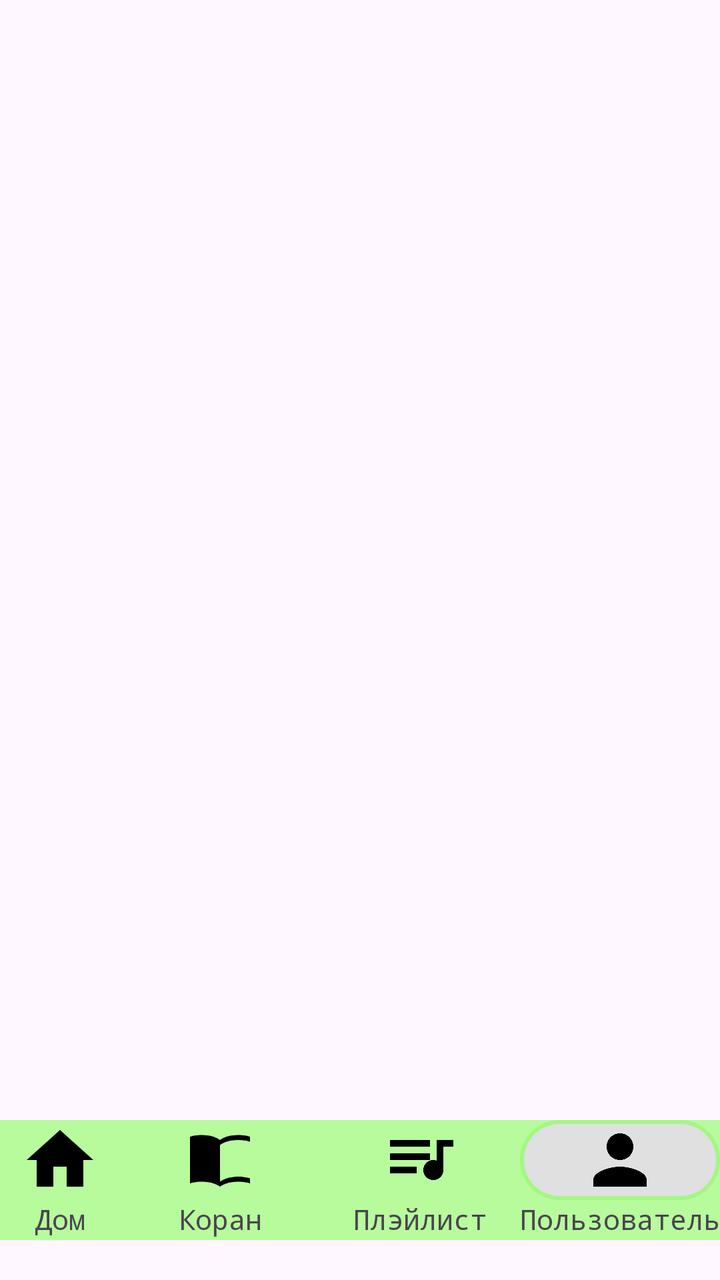
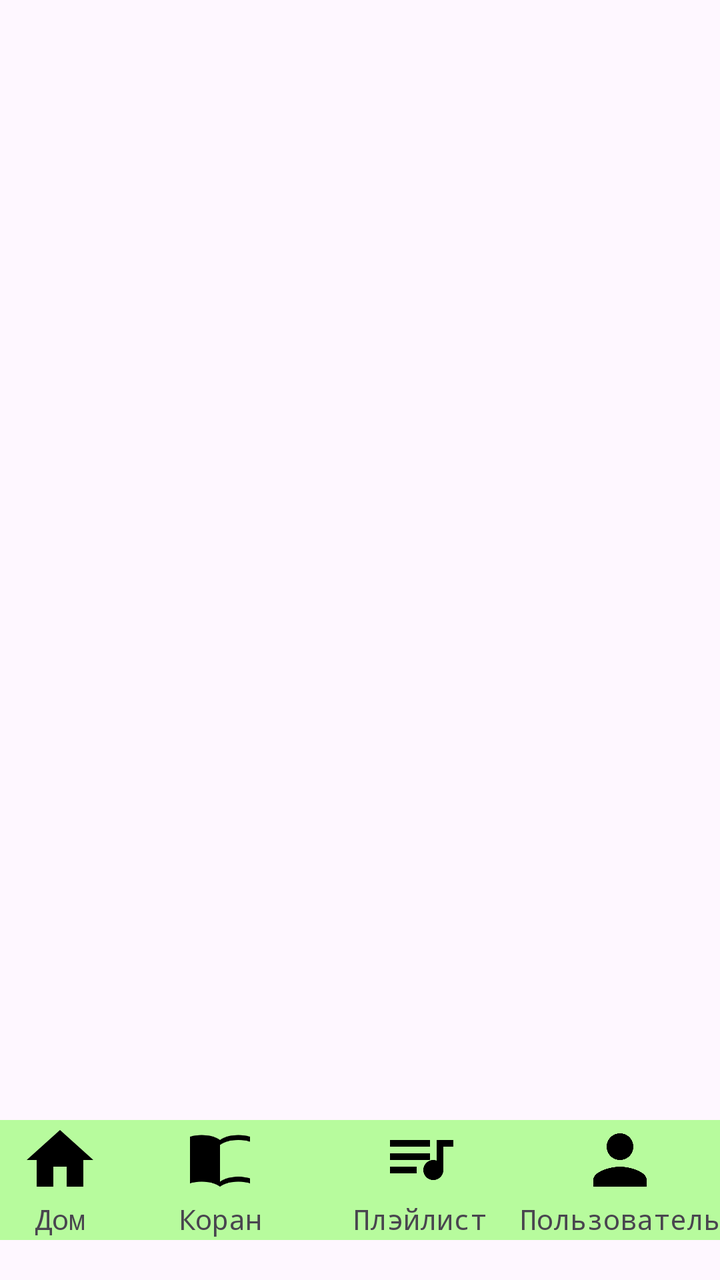

An Android layout rendered at two revisions. The XML below is the earlier revision; the diff shows what the commit changed to produce the second picture.
<!-- AndroidManifest.xml: application theme Theme.YchiCoran -->
<!-- res/layout/activity_user.xml -->
<?xml version="1.0" encoding="utf-8"?>
<androidx.constraintlayout.widget.ConstraintLayout xmlns:android="http://schemas.android.com/apk/res/android"
    xmlns:app="http://schemas.android.com/apk/res-auto"
    xmlns:tools="http://schemas.android.com/tools"
    android:id="@+id/main"
    android:layout_width="match_parent"
    android:layout_height="match_parent"
    tools:context=".UserActivity">
    <LinearLayout
        android:id="@+id/down_menu"
        android:layout_width="match_parent"
        android:layout_height="60dp"
        android:layout_marginBottom="20dp"
        android:background="#9989FF5D"
        android:baselineAligned="false"
        android:orientation="horizontal"
        app:layout_constraintBottom_toBottomOf="parent"
        app:layout_constraintEnd_toEndOf="parent"
        app:layout_constraintHorizontal_bias="0.55"
        app:layout_constraintStart_toStartOf="parent">

        <LinearLayout
            android:id="@+id/menu_home"
            android:layout_width="100dp"
            android:layout_height="match_parent"
            android:layout_weight="100"
            android:orientation="vertical">

            <ImageView
                android:id="@+id/imageView"
                android:layout_width="match_parent"
                android:layout_height="40dp"
                app:srcCompat="@drawable/ic_menu_home" />

            <TextView
                android:id="@+id/textView"
                android:layout_width="match_parent"
                android:layout_height="wrap_content"
                android:fontFamily="monospace"
                android:text="@string/down_menu_home"
                android:textAlignment="center" />
        </LinearLayout>

        <LinearLayout
            android:id="@+id/menu_quran"
            android:layout_width="100dp"
            android:layout_height="match_parent"
            android:orientation="vertical">

            <ImageView
                android:id="@+id/imageView2"
                android:layout_width="match_parent"
                android:layout_height="40dp"
                app:srcCompat="@drawable/ic_menu_quran" />

            <TextView
                android:id="@+id/textView2"
                android:layout_width="match_parent"
                android:layout_height="wrap_content"
                android:fontFamily="monospace"
                android:text="@string/down_menu_quran"
                android:textAlignment="center" />
        </LinearLayout>

        <LinearLayout
            android:id="@+id/menu_pley_list"
            android:layout_width="100dp"
            android:layout_height="match_parent"
            android:orientation="vertical">

            <ImageView
                android:id="@+id/imageView5"
                android:layout_width="match_parent"
                android:layout_height="40dp"
                app:srcCompat="@drawable/ic_menu_play_list" />

            <TextView
                android:id="@+id/textView5"
                android:layout_width="match_parent"
                android:layout_height="wrap_content"
                android:fontFamily="monospace"
                android:text="@string/down_menu_play_list"
                android:textAlignment="center" />
        </LinearLayout>

        <LinearLayout
            android:id="@+id/menu_user"
            android:layout_width="100dp"
            android:layout_height="match_parent"
            android:orientation="vertical">

            <ImageView
                android:id="@+id/imageView6"
                android:layout_width="match_parent"
                android:layout_height="40dp"

                android:background="@drawable/ic_bc"
                app:srcCompat="@drawable/ic_menu_user" />

            <TextView
                android:id="@+id/textView6"
                android:layout_width="match_parent"
                android:layout_height="wrap_content"
                android:fontFamily="monospace"
                android:text="@string/down_menu_user"
                android:textAlignment="center" />
        </LinearLayout>
    </LinearLayout>


</androidx.constraintlayout.widget.ConstraintLayout>
<!-- resources referenced by this layout -->
<resources>
  <!-- drawable ic_bc (drawable) -->
  <?xml version="1.0" encoding="utf-8"?>
  <shape xmlns:android="http://schemas.android.com/apk/res/android">
      
      <solid android:color="#E0E0E0" />
  
      
      <corners android:radius="40dp" />
  
      
      <stroke
          android:width="2dp"
          android:color="#9989FF5D" />
  </shape>
  <!-- drawable ic_menu_home (drawable) -->
  ﻿<?xml version="1.0" encoding="utf-8"?>
  <vector xmlns:android="http://schemas.android.com/apk/res/android"
      android:width="24dp"
      android:height="24dp"
      android:viewportWidth="24"
      android:viewportHeight="24">
      <path
          android:fillColor="#FF000000"
  
  
          android:pathData="M10,20V14H14V20H19V12H22L12,3L2,12H5V20H10Z" />
  </vector>
  <!-- drawable ic_menu_play_list (drawable) -->
  ﻿<?xml version="1.0" encoding="utf-8"?>
  <vector xmlns:android="http://schemas.android.com/apk/res/android"
      android:width="24dp"
      android:height="24dp"
      android:viewportWidth="24"
      android:viewportHeight="24">
      <path
          android:fillColor="#FF000000"
          android:pathData="M15,6H3V8H15V6ZM15,10H3V12H15V10ZM3,16H11V14H3V16ZM17,6V12.18C16.69,12.07 16.35,12 16,12C14.34,12 13,13.34 13,15C13,16.66 14.34,18 16,18C17.66,18 19,16.66 19,15V8H22V6H17Z" />
  </vector>
  <!-- drawable ic_menu_quran (drawable) -->
  ﻿<?xml version="1.0" encoding="utf-8"?>
  <vector xmlns:android="http://schemas.android.com/apk/res/android"
      android:width="24dp"
      android:height="24dp"
      android:viewportWidth="24"
      android:viewportHeight="24">
      <path
          android:fillColor="#FF000000"
          android:pathData="M21,5c-1.11,-0.35 -2.33,-0.5 -3.5,-0.5 -1.95,0 -4.05,0.4 -5.5,1.5 -1.45,-1.1 -3.55,-1.5 -5.5,-1.5 -1.17,0 -2.39,0.15 -3.5,0.5V19c1.11,-0.35 2.33,-0.5 3.5,-0.5 1.95,0 4.05,0.4 5.5,1.5 1.45,-1.1 3.55,-1.5 5.5,-1.5 1.17,0 2.39,0.15 3.5,0.5V5zM21,17.5c-1.11,-0.35 -2.33,-0.5 -3.5,-0.5 -1.95,0 -4.05,0.4 -5.5,1.5V7.5c1.45,-1.1 3.55,-1.5 5.5,-1.5 1.17,0 2.39,0.15 3.5,0.5V17.5z" />
  </vector>
  <!-- drawable ic_menu_user (drawable) -->
  ﻿<?xml version="1.0" encoding="utf-8"?>
  <vector xmlns:android="http://schemas.android.com/apk/res/android"
      android:width="24dp"
      android:height="24dp"
      android:viewportWidth="24"
      android:viewportHeight="24">
      <path
          android:fillColor="#FF000000"
          android:pathData="M12,12c2.21,0 4,-1.79 4,-4s-1.79,-4 -4,-4 -4,1.79 -4,4 1.79,4 4,4zM12,14c-2.67,0 -8,1.34 -8,4v2h16v-2c0,-2.66 -5.33,-4 -8,-4z" />
  </vector>
  <string name="down_menu_home">Дом</string>
  <string name="down_menu_play_list">Плэйлист</string>
  <string name="down_menu_quran">Коран</string>
  <string name="down_menu_user">Пользователь</string>
  <style name="Theme.YchiCoran" parent="Base.Theme.YchiCoran" />
  <style name="Base.Theme.YchiCoran" parent="Theme.Material3.DayNight.NoActionBar">
      </style>
</resources>

<!-- the commit's change to res/layout/activity_user.xml (unified diff, before → after) -->
@@ -6,106 +6,111 @@
     android:layout_width="match_parent"
     android:layout_height="match_parent"
     tools:context=".UserActivity">
+    <include layout="@layout/down_navbar" />
+
+</androidx.constraintlayout.widget.ConstraintLayout>
+<!-- res/layout/down_navbar.xml (included above) -->
+<?xml version="1.0" encoding="utf-8"?>
+<LinearLayout xmlns:android="http://schemas.android.com/apk/res/android"
+    xmlns:app="http://schemas.android.com/apk/res-auto"
+    android:id="@+id/down_menu"
+    android:layout_width="match_parent"
+    android:layout_height="60dp"
+    android:layout_marginBottom="20dp"
+    android:background="#9989FF5D"
+    android:baselineAligned="false"
+    android:orientation="horizontal"
+    app:layout_constraintBottom_toBottomOf="parent"
+    app:layout_constraintEnd_toEndOf="parent"
+    app:layout_constraintHorizontal_bias="0.55"
+    app:layout_constraintStart_toStartOf="parent">
+
     <LinearLayout
-        android:id="@+id/down_menu"
-        android:layout_width="match_parent"
-        android:layout_height="60dp"
-        android:layout_marginBottom="20dp"
-        android:background="#9989FF5D"
-        android:baselineAligned="false"
-        android:orientation="horizontal"
-        app:layout_constraintBottom_toBottomOf="parent"
-        app:layout_constraintEnd_toEndOf="parent"
-        app:layout_constraintHorizontal_bias="0.55"
-        app:layout_constraintStart_toStartOf="parent">
+        android:id="@+id/menu_home"
+        android:layout_width="100dp"
+        android:layout_height="match_parent"
+        android:layout_weight="100"
+        android:clickable="true"
+        android:orientation="vertical">
 
-        <LinearLayout
-            android:id="@+id/menu_home"
-            android:layout_width="100dp"
-            android:layout_height="match_parent"
-            android:layout_weight="100"
-            android:orientation="vertical">
+        <ImageView
+            android:id="@+id/imageView"
+            android:layout_width="match_parent"
+            android:layout_height="40dp"
+            app:srcCompat="@drawable/ic_menu_home" />
 
-            <ImageView
-                android:id="@+id/imageView"
-                android:layout_width="match_parent"
-                android:layout_height="40dp"
-                app:srcCompat="@drawable/ic_menu_home" />
-
-            <TextView
-                android:id="@+id/textView"
-                android:layout_width="match_parent"
-                android:layout_height="wrap_content"
-                android:fontFamily="monospace"
-                android:text="@string/down_menu_home"
-                android:textAlignment="center" />
-        </LinearLayout>
-
-        <LinearLayout
-            android:id="@+id/menu_quran"
-            android:layout_width="100dp"
-            android:layout_height="match_parent"
-            android:orientation="vertical">
-
-            <ImageView
-                android:id="@+id/imageView2"
-                android:layout_width="match_parent"
-                android:layout_height="40dp"
-                app:srcCompat="@drawable/ic_menu_quran" />
-
-            <TextView
-                android:id="@+id/textView2"
-                android:layout_width="match_parent"
-                android:layout_height="wrap_content"
-                android:fontFamily="monospace"
-                android:text="@string/down_menu_quran"
-                android:textAlignment="center" />
-        </LinearLayout>
-
-        <LinearLayout
-            android:id="@+id/menu_pley_list"
-            android:layout_width="100dp"
-            android:layout_height="match_parent"
-            android:orientation="vertical">
-
-            <ImageView
-                android:id="@+id/imageView5"
-                android:layout_width="match_parent"
-                android:layout_height="40dp"
-                app:srcCompat="@drawable/ic_menu_play_list" />
-
-            <TextView
-                android:id="@+id/textView5"
-                android:layout_width="match_parent"
-                android:layout_height="wrap_content"
-                android:fontFamily="monospace"
-                android:text="@string/down_menu_play_list"
-                android:textAlignment="center" />
-        </LinearLayout>
-
-        <LinearLayout
-            android:id="@+id/menu_user"
-            android:layout_width="100dp"
-            android:layout_height="match_parent"
-            android:orientation="vertical">
-
-            <ImageView
-                android:id="@+id/imageView6"
-                android:layout_width="match_parent"
-                android:layout_height="40dp"
-
-                android:background="@drawable/ic_bc"
-                app:srcCompat="@drawable/ic_menu_user" />
-
-            <TextView
-                android:id="@+id/textView6"
-                android:layout_width="match_parent"
-                android:layout_height="wrap_content"
-                android:fontFamily="monospace"
-                android:text="@string/down_menu_user"
-                android:textAlignment="center" />
-        </LinearLayout>
+        <TextView
+            android:id="@+id/textView"
+            android:layout_width="match_parent"
+            android:layout_height="wrap_content"
+            android:fontFamily="monospace"
+            android:text="@string/down_menu_home"
+            android:textAlignment="center" />
     </LinearLayout>
 
+    <LinearLayout
+        android:id="@+id/menu_quran"
+        android:layout_width="100dp"
+        android:layout_height="match_parent"
+        android:clickable="true"
+        android:orientation="vertical">
 
-</androidx.constraintlayout.widget.ConstraintLayout>
+        <ImageView
+            android:id="@+id/imageView2"
+            android:layout_width="match_parent"
+            android:layout_height="40dp"
+            app:srcCompat="@drawable/ic_menu_quran" />
+
+        <TextView
+            android:id="@+id/textView2"
+            android:layout_width="match_parent"
+            android:layout_height="wrap_content"
+            android:fontFamily="monospace"
+            android:text="@string/down_menu_quran"
+            android:textAlignment="center" />
+    </LinearLayout>
+
+    <LinearLayout
+        android:id="@+id/menu_play_list"
+        android:layout_width="100dp"
+        android:layout_height="match_parent"
+        android:clickable="true"
+        android:orientation="vertical">
+
+        <ImageView
+            android:id="@+id/imageView5"
+            android:layout_width="match_parent"
+            android:layout_height="40dp"
+            app:srcCompat="@drawable/ic_menu_play_list" />
+
+        <TextView
+            android:id="@+id/textView5"
+            android:layout_width="match_parent"
+            android:layout_height="wrap_content"
+            android:fontFamily="monospace"
+            android:text="@string/down_menu_play_list"
+            android:textAlignment="center" />
+    </LinearLayout>
+
+    <LinearLayout
+        android:id="@+id/menu_user"
+        android:layout_width="100dp"
+        android:layout_height="match_parent"
+        android:clickable="true"
+        android:orientation="vertical">
+
+        <ImageView
+            android:id="@+id/imageView6"
+            android:layout_width="match_parent"
+            android:layout_height="40dp"
+            app:srcCompat="@drawable/ic_menu_user" />
+
+        <TextView
+            android:id="@+id/textView6"
+            android:layout_width="match_parent"
+            android:layout_height="wrap_content"
+            android:fontFamily="monospace"
+            android:text="@string/down_menu_user"
+            android:textAlignment="center" />
+    </LinearLayout>
+</LinearLayout>
<!-- resource entries referenced after the edit -->
@@ -1,19 +1,5 @@
 <!-- resources referenced by this layout -->
 <resources>
-  <!-- drawable ic_bc (drawable) -->
-  <?xml version="1.0" encoding="utf-8"?>
-  <shape xmlns:android="http://schemas.android.com/apk/res/android">
-      
-      <solid android:color="#E0E0E0" />
-  
-      
-      <corners android:radius="40dp" />
-  
-      
-      <stroke
-          android:width="2dp"
-          android:color="#9989FF5D" />
-  </shape>
   <!-- drawable ic_menu_home (drawable) -->
   ﻿<?xml version="1.0" encoding="utf-8"?>
   <vector xmlns:android="http://schemas.android.com/apk/res/android"
